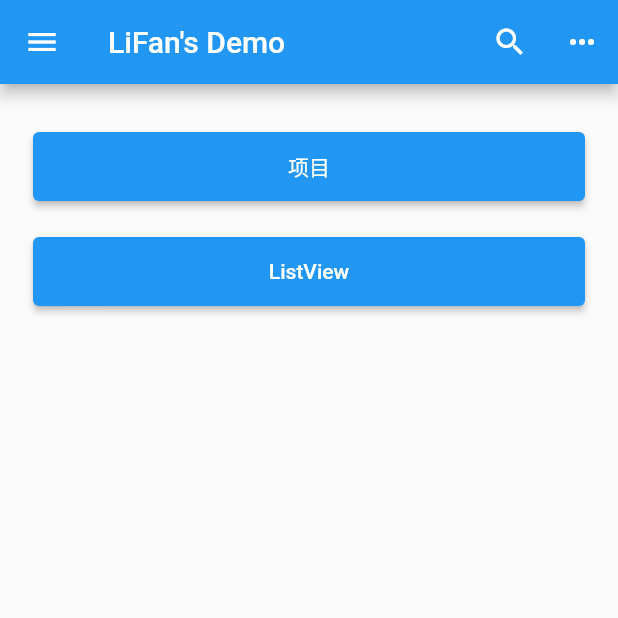
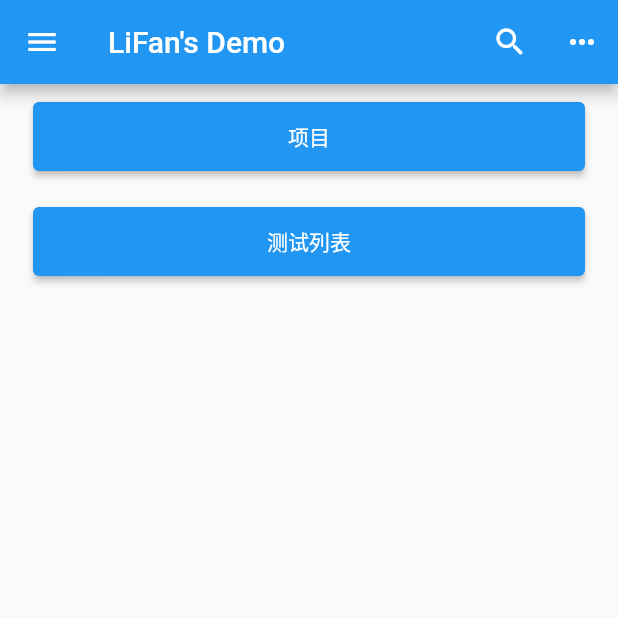
Before and after one commit to lifanGitHub/Flutter, a Flutter app: the screen it shows after launch, on a phone screen of 412 x 824 dp, the top half of it. Run offline on Flutter 3.47's test engine with Material 2 defaults, Android fonts, the phone set to English and light mode, and no system bars.

Commit message:
高阶函数

```diff
--- a/lib/class1.dart
+++ b/lib/class1.dart
@@ -7,14 +7,15 @@ class App extends StatelessWidget {
   @override
   Widget build(BuildContext context) {
     return MaterialApp(
-      home: Home()
+      home: ListPage()
     );
   }
 
 }
 
 
-class Home extends StatelessWidget{
+class ListPage extends StatelessWidget{
+  const ListPage({Key? key}) : super(key: key);
 
   //这是一个方法 itemBuilder应该是一个高阶函数
   Widget _listItemBuilder(BuildContext context, int index){
--- a/lib/main.dart
+++ b/lib/main.dart
@@ -1,4 +1,5 @@
 import 'package:flutter/material.dart';
+import 'package:raynor_flutter/class1.dart';
 import 'package:raynor_flutter/ipst/login.dart';
 
 void main() {
@@ -59,26 +60,31 @@ class PageContent extends StatelessWidget {
   Widget build(BuildContext context) {
     return Column(
       children: [
-        Container(
-          width: double.infinity,
-          height: 50,
-          margin: EdgeInsets.fromLTRB(20, 30, 20, 10),
-          padding: EdgeInsets.all(2),
-          child: ElevatedButton(
-            child: Text("项目"),
-            onPressed: () => {
-            Navigator.pushNamed(context, '/ipst')
-          },
-          ),
-        ),
-        Container(
-          width: double.infinity,
-          height: 50,
-          margin: EdgeInsets.fromLTRB(20, 10, 20, 10),
-          padding: EdgeInsets.all(2),
-          child: ElevatedButton(onPressed: () => {}, child: Text("ListView")),
-        )
+        newItem("项目", () => {
+          Navigator.pushNamed(
+            context,
+            "/ipst",
+          )
+        },),
+        newItem("测试列表", () => {
+          Navigator.pushAndRemoveUntil(
+            context,
+            MaterialPageRoute(builder: (context) => ListPage()),
+                (route) => false,
+          )
+        },),
       ],
     );
   }
 }
+
+//高阶函数
+Container newItem(String s, Function f) {
+  return Container(
+    width: double.infinity,
+    height: 50,
+    margin: const EdgeInsets.fromLTRB(20, 10, 20, 10),
+    padding: const EdgeInsets.all(2),
+    child: ElevatedButton(onPressed: () => {f()}, child: Text(s)),
+  );
+}
```
